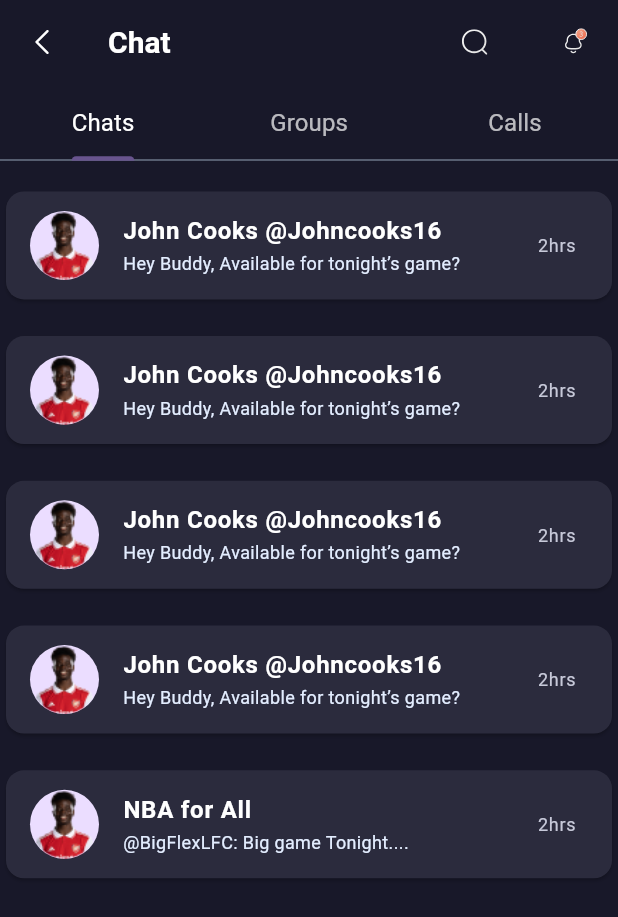
After one commit to maaxkhann/Sport-App-Flutter, a Flutter app: the MainChatScreen screen opened directly, on a phone screen of 412 x 824 dp. The commit adds this screen. Shown: the top 917 px of the screen. Run offline on Flutter 3.47's test engine with Material 3 defaults, Android fonts, the phone set to English and light mode, and no system bars; our stand-ins replace flutter_svg, get.

Commit message:
working in chat section

```diff
--- a/lib/constant_widgets/bottom_nav_bar_widget.dart
+++ b/lib/constant_widgets/bottom_nav_bar_widget.dart
@@ -1,5 +1,6 @@
 import 'package:flutter/material.dart';
 import 'package:flutter_svg/flutter_svg.dart';
+import 'package:sports_app/screens/chat/main_chat_screen.dart';
 
 import '../screens/explore-articledetail/explore_screen.dart';
 import '../screens/home/home_screen.dart';
@@ -20,7 +21,7 @@ class _BottomNavigationBarWidgetState extends State<BottomNavigationBarWidget> {
     const HomeScreen(),
     const ExploreScreen(),
     const LiveScreen(),
-    // ExploreScreen(),
+    const MainChatScreen(),
     // ExploreScreen(),
   ];
 
--- /dev/null
+++ b/lib/screens/chat/main_chat_screen.dart
@@ -0,0 +1,79 @@
+import 'package:flutter/material.dart';
+import 'package:get/get.dart';
+import 'package:sports_app/app_constants/constant_colors.dart';
+import 'package:sports_app/screens/chat/single_chat_screen.dart';
+import 'package:sports_app/screens/chat/widgets/main_chat_appBar.dart';
+
+class MainChatScreen extends StatelessWidget {
+  const MainChatScreen({super.key});
+
+  @override
+  Widget build(BuildContext context) {
+    return DefaultTabController(
+      length: 3,
+      child: Scaffold(
+        backgroundColor: kBG,
+        appBar: const MainChatAppBar(),
+        body: TabBarView(
+          children: [
+            ListView.builder(
+                itemCount: 5,
+                itemBuilder: (context, index) {
+                  return Padding(
+                    padding: EdgeInsets.only(top: Get.height * 0.02),
+                    child: InkWell(
+                      onTap: () {
+                        if (index == 4) {
+                          // Get.to(() => const SingleChatScreen());
+                        } else {
+                          Get.to(() => const SingleChatScreen());
+                        }
+                      },
+                      child: Card(
+                        color: const Color(0xFF2B2B3D),
+                        child: ListTile(
+                          leading: CircleAvatar(
+                            radius: 23,
+                            child:
+                                Image.asset('assets/common-icons/person.png'),
+                          ),
+                          title: Text(
+                            index == 4
+                                ? 'NBA for All'
+                                : 'John Cooks @Johncooks16',
+                            style: const TextStyle(
+                                fontSize: 16,
+                                fontWeight: FontWeight.w600,
+                                color: kWhite),
+                            maxLines: 1,
+                            overflow: TextOverflow.ellipsis,
+                          ),
+                          subtitle: Text(
+                            index == 4
+                                ? '@BigFlexLFC: Big game Tonight....'
+                                : 'Hey Buddy, Available for tonight’s game?',
+                            style: const TextStyle(
+                                fontSize: 12,
+                                fontWeight: FontWeight.w400,
+                                color: Color(0xFFE3EDFF)),
+                          ),
+                          trailing: const Text(
+                            '2hrs',
+                            style: TextStyle(
+                                fontSize: 12,
+                                fontWeight: FontWeight.w400,
+                                color: Color(0xFFC7C9D9)),
+                          ),
+                        ),
+                      ),
+                    ),
+                  );
+                }),
+            Center(child: Text("Page 2")),
+            Center(child: Text("Page 2")),
+          ],
+        ),
+      ),
+    );
+  }
+}
--- /dev/null
+++ b/lib/screens/chat/widgets/main_chat_appBar.dart
@@ -0,0 +1,78 @@
+import 'package:flutter_svg/svg.dart';
+import 'package:get/get.dart';
+import 'package:flutter/material.dart';
+import 'package:sports_app/app_constants/constant_colors.dart';
+import 'package:sports_app/app_constants/constant_textstyle.dart';
+
+class MainChatAppBar extends StatelessWidget implements PreferredSizeWidget {
+  const MainChatAppBar({
+    super.key,
+  });
+
+  @override
+  Widget build(BuildContext context) {
+    return AppBar(
+      backgroundColor: kBG,
+      leading: InkWell(
+        onTap: () => Get.back(),
+        child: SvgPicture.asset(
+          'assets/common-icons/arrow-back.svg',
+          width: 9,
+          height: 16,
+          fit: BoxFit.scaleDown,
+          color: Colors.white,
+        ),
+      ),
+      title: const Text(
+        'Chat',
+        style: kHeading3,
+      ),
+      actions: [
+        InkWell(
+          onTap: () {},
+          child: Padding(
+            padding: EdgeInsets.only(right: Get.width * 0.12),
+            child: SvgPicture.asset(
+              'assets/common-icons/search.svg',
+              width: 17,
+              height: 22,
+              fit: BoxFit.scaleDown,
+            ),
+          ),
+        ),
+        InkWell(
+          onTap: () {},
+          child: Padding(
+            padding: EdgeInsets.only(right: Get.width * 0.05),
+            child: SvgPicture.asset(
+              'assets/common-icons/notification.svg',
+              width: 17,
+              height: 25,
+            ),
+          ),
+        ),
+      ],
+      bottom: const TabBar(
+        labelColor: kWhite,
+        unselectedLabelColor: Colors.white70,
+        dividerColor: Color(0xFF6B7588),
+        labelStyle: kHeading5,
+        tabs: [
+          Tab(
+            text: "Chats",
+          ),
+          Tab(
+            text: "Groups",
+          ),
+          Tab(
+            text: "Calls",
+          ),
+        ],
+      ),
+    );
+  }
+
+  @override
+  // TODO: implement preferredSize
+  Size get preferredSize => Size.fromHeight(Get.height * 0.13);
+}
--- a/lib/screens/home/widgets/post_widget.dart
+++ b/lib/screens/home/widgets/post_widget.dart
@@ -1,5 +1,6 @@
 import 'package:flutter/material.dart';
 import 'package:flutter_svg/svg.dart';
+import 'package:sports_app/app_constants/constant_colors.dart';
 import 'package:sports_app/app_constants/constant_textstyle.dart';
 
 class PostWidget extends StatefulWidget {
@@ -69,7 +70,10 @@ class _PostWidgetState extends State<PostWidget> {
                   children: [
                     Text(
                       widget.name,
-                      style: kHeading4,
+                      style: const TextStyle(
+                          fontSize: 16,
+                          fontWeight: FontWeight.w400,
+                          color: kWhite),
                     ),
                     const SizedBox(
                       width: 5,
--- a/pubspec.yaml
+++ b/pubspec.yaml
@@ -33,7 +33,7 @@ dependencies:
   get:
   flutter_svg: ^2.0.9
   flutter_polls: ^0.1.5
-
+  chat_bubbles: ^1.5.0
   # The following adds the Cupertino Icons font to your application.
   # Use with the CupertinoIcons class for iOS style icons.
   cupertino_icons: ^1.0.2
```
Also changed, not shown: lib/constant_widgets/constant_textfield_search.dart (+9 -7 lines), lib/screens/chat/single_chat_screen.dart (added, +103 -0 lines), lib/screens/chat/widgets/message_bar.dart (added, +71 -0 lines), lib/screens/chat/widgets/single_chat_appBar.dart (added, +103 -0 lines), lib/screens/chat/widgets/single_chat_container.dart (added, +107 -0 lines), lib/screens/local_pickup_games/local_pickup_games_screen2.dart (+5 -4 lines), pubspec.lock.
